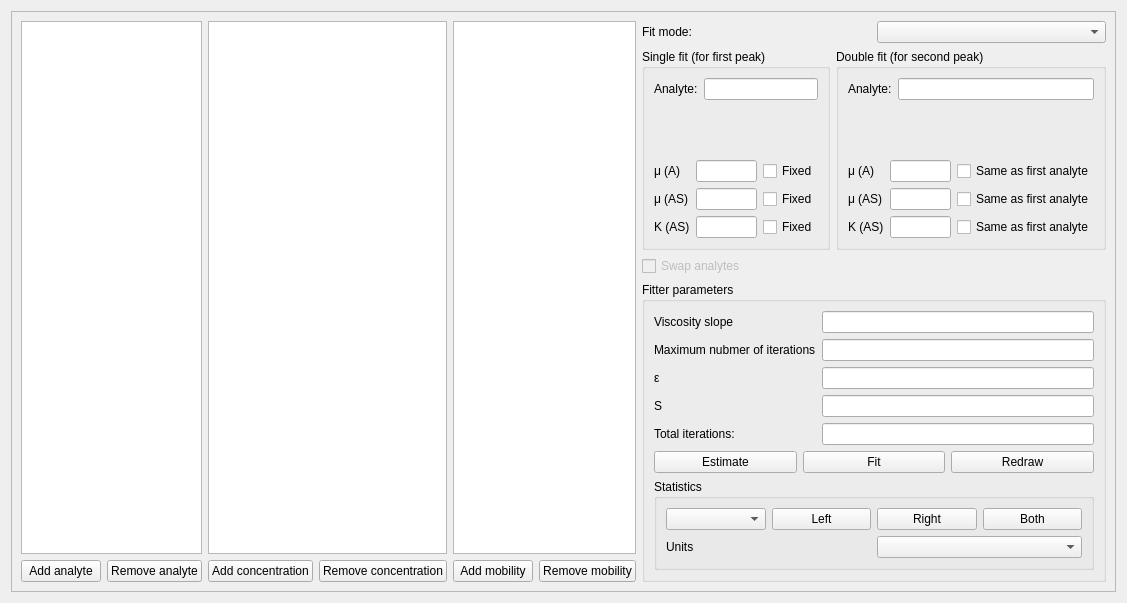
Before: the Qt Designer form src/gui/hyperbolefitwidget.ui in echmet/CEval, drawn with Qt 5.
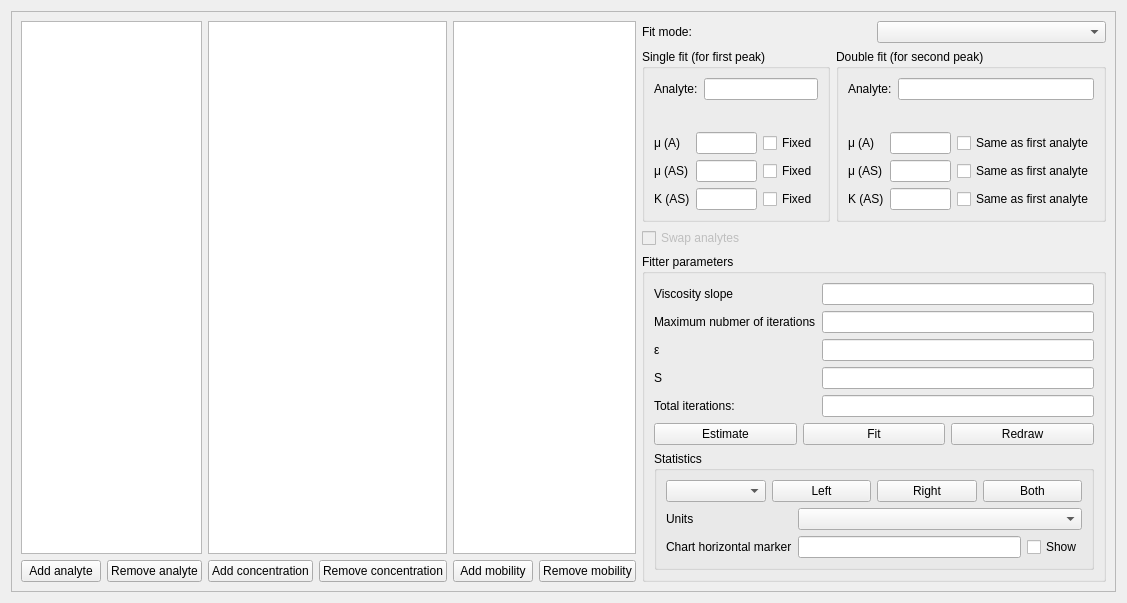
After: the same form once the commit is applied. Custom widgets are drawn as their Qt base class.

Commit message: Add UI elements for horizontal marker in hyperbole fit chart

```diff
--- a/src/gui/hyperbolefitwidget.ui
+++ b/src/gui/hyperbolefitwidget.ui
@@ -528,6 +528,31 @@
                  <item row="0" column="1">
                   <widget class="QComboBox" name="qcbox_statUnits"/>
                  </item>
+                 <item row="1" column="0">
+                  <widget class="QLabel" name="ql_chartHorizontalMarker">
+                   <property name="text">
+                    <string>Chart horizontal marker</string>
+                   </property>
+                  </widget>
+                 </item>
+                 <item row="1" column="1">
+                  <layout class="QHBoxLayout" name="horizontalLayout_9">
+                   <item>
+                    <widget class="QLineEdit" name="qle_chartHorizontalMarker">
+                     <property name="alignment">
+                      <set>Qt::AlignRight|Qt::AlignTrailing|Qt::AlignVCenter</set>
+                     </property>
+                    </widget>
+                   </item>
+                   <item>
+                    <widget class="QCheckBox" name="qcb_chartHorizontalMarker">
+                     <property name="text">
+                      <string>Show</string>
+                     </property>
+                    </widget>
+                   </item>
+                  </layout>
+                 </item>
                 </layout>
                </item>
               </layout>
```
